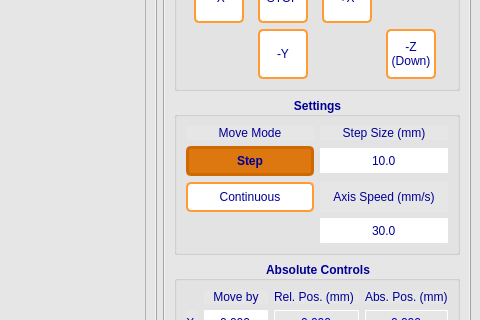
This is Controller.ui in goegilein/Controller as Qt 5 draws it before an edit; both pictures show x 609 to 1089 and y 179 to 499 of the 1089 by 960 pixel window. The edited form follows.
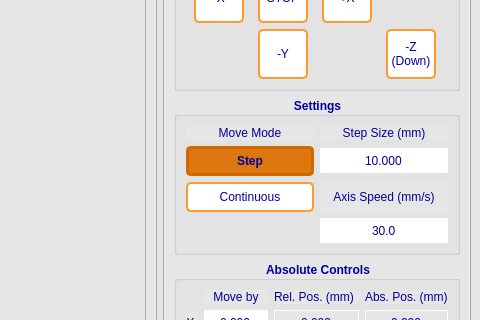
This is the edited form.

Diff of the .ui file:
```diff
--- a/Controller.ui
+++ b/Controller.ui
@@ -825,10 +825,13 @@
               <bool>true</bool>
              </property>
              <property name="decimals">
-              <number>1</number>
+              <number>3</number>
+             </property>
+             <property name="minimum">
+              <double>0.001000000000000</double>
              </property>
              <property name="maximum">
-              <double>400.000000000000000</double>
+              <double>100.000000000000000</double>
              </property>
              <property name="value">
               <double>10.000000000000000</double>
```
Left out of the diff: 2 changed lines with no effect on the pictures.
